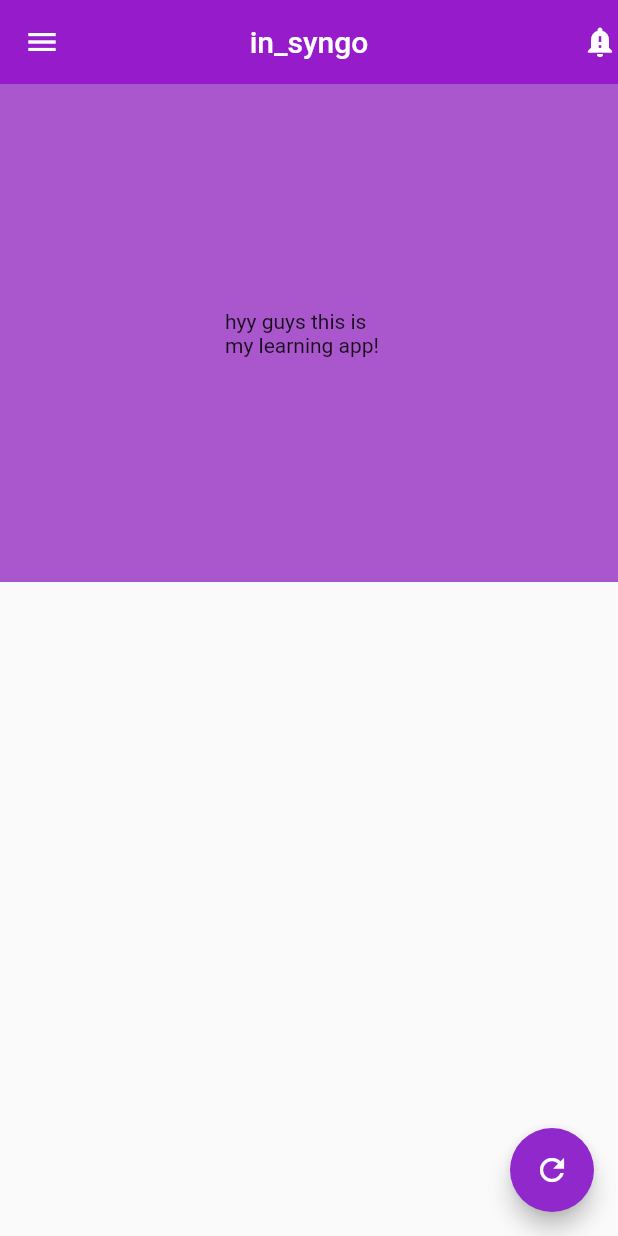
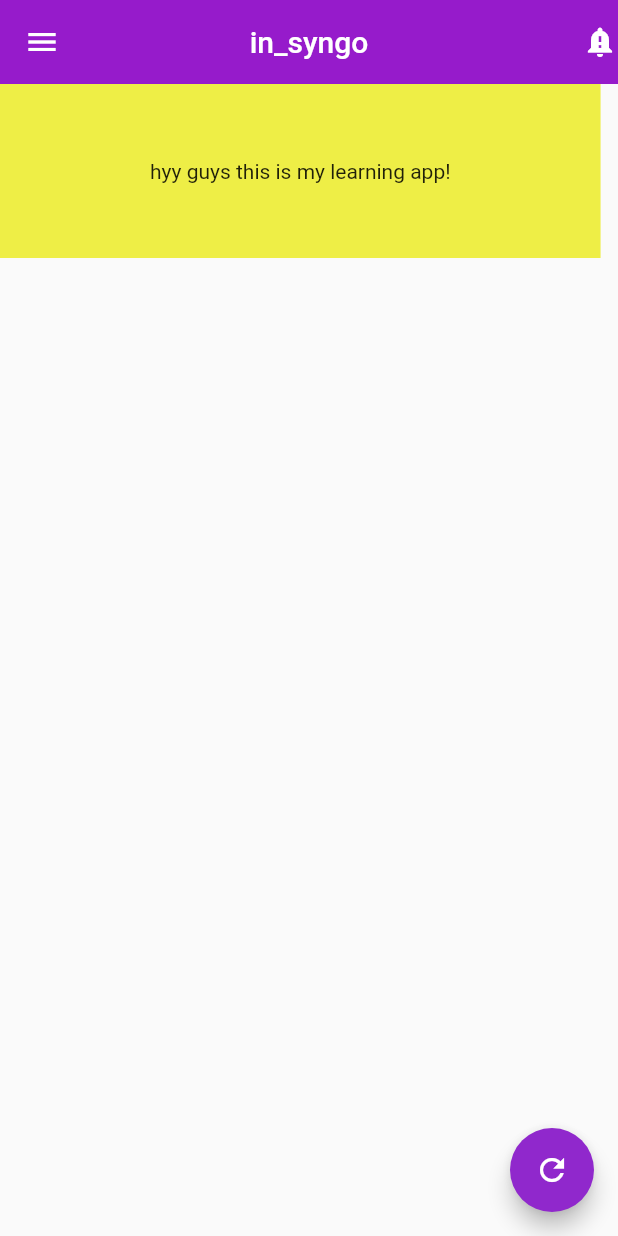
Before and after one commit to HEYKASHIF/flybe, a Flutter app: the screen it shows after launch, on a phone screen of 412 x 824 dp. Run offline on Flutter 3.47's test engine with Material 2 defaults, Android fonts, the light colour scheme and no system bars.

Commit message:
25-march commit4

```diff
--- a/lib/main.dart
+++ b/lib/main.dart
@@ -29,8 +29,8 @@ class MyApp extends StatelessWidget {
           actions: const [Icon(Icons.notification_important)],
         ),
         body: Container(
-          color: Color.fromARGB(255, 170, 87, 205),
-          padding: EdgeInsets.all(150),
+          color: Color.fromARGB(255, 238, 238, 70),
+          padding: EdgeInsets.symmetric(vertical: 50, horizontal: 100),
           child: Text("hyy guys this is my learning app!"),
         ),
         floatingActionButton: FloatingActionButton(
```
